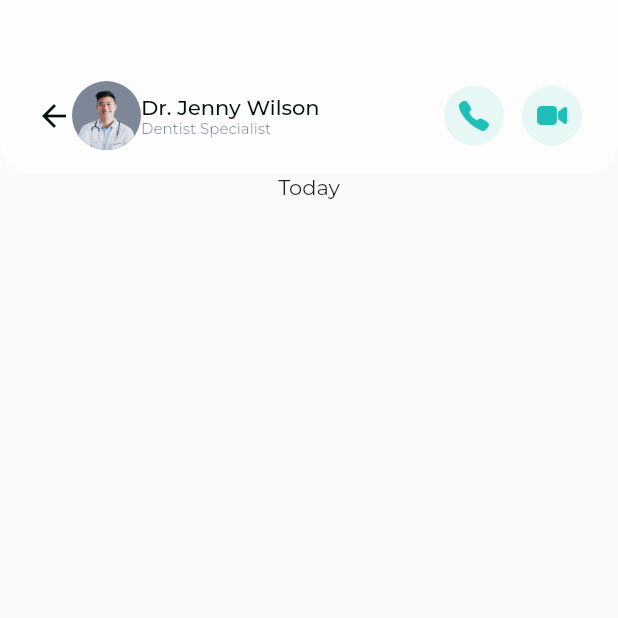
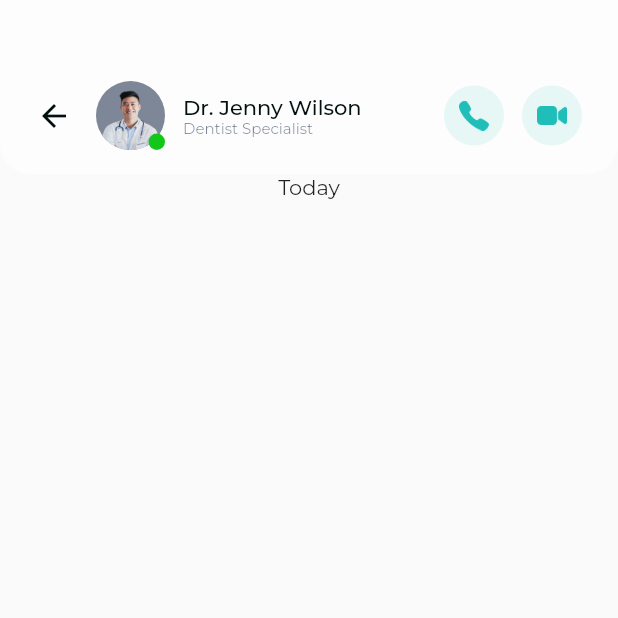
Before and after one commit to romofel/flutter-ui_practice-medical, a Flutter app: the ChatScreen screen opened directly, on a phone screen of 412 x 824 dp, the top half of it. Run offline on Flutter 3.47's test engine with Material 2 defaults, Android fonts, the phone set to English and light mode, and no system bars; our stand-ins replace google_fonts.

Commit message:
Add status icon and spacing

```diff
--- a/lib/screens/chat_screen.dart
+++ b/lib/screens/chat_screen.dart
@@ -29,7 +29,9 @@ class ChatScreen extends StatelessWidget {
                     color: Color(0xff02100F),
                   ),
                 ),
+                const SizedBox(width: 16),
                 Stack(
+                  alignment: AlignmentDirectional.bottomEnd,
                   children: [
                     Container(
                       width: 46,
@@ -43,8 +45,17 @@ class ChatScreen extends StatelessWidget {
                             'assets/images/chat_screen/doctor_avatar.png'),
                       ),
                     ),
+                    Container(
+                      width: 11,
+                      height: 11,
+                      decoration: BoxDecoration(
+                        color: Color(0xff12C719),
+                        shape: BoxShape.circle,
+                      ),
+                    ),
                   ],
                 ),
+                const SizedBox(width: 12),
                 Column(
                   crossAxisAlignment: CrossAxisAlignment.start,
                   children: const [
```
